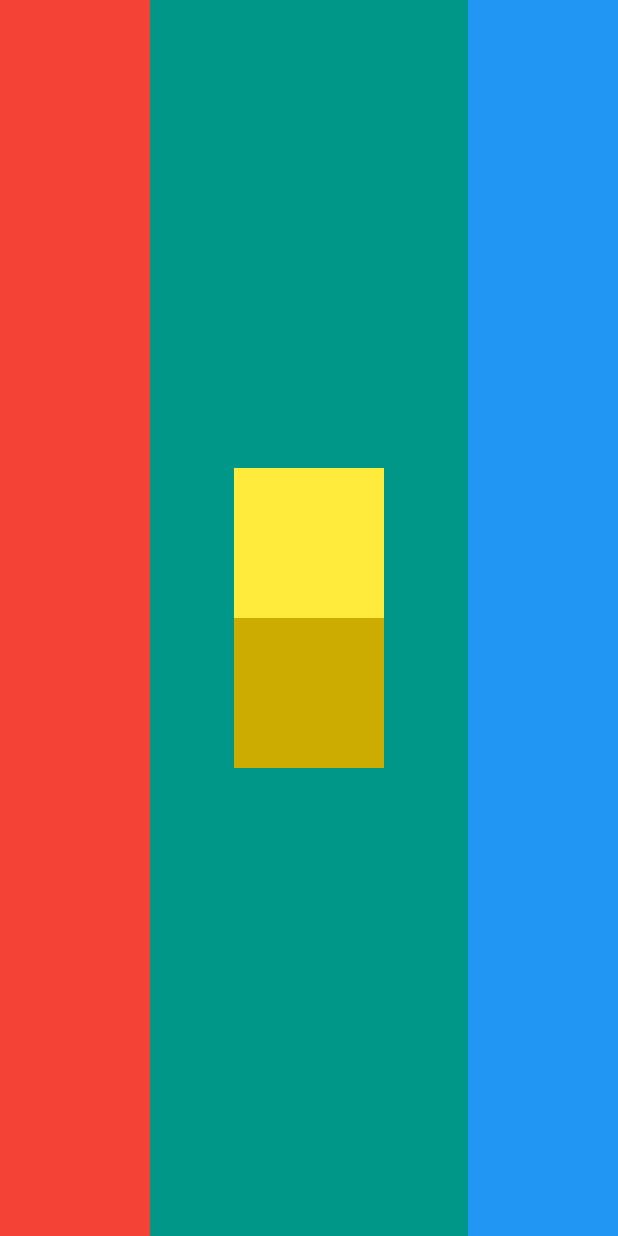
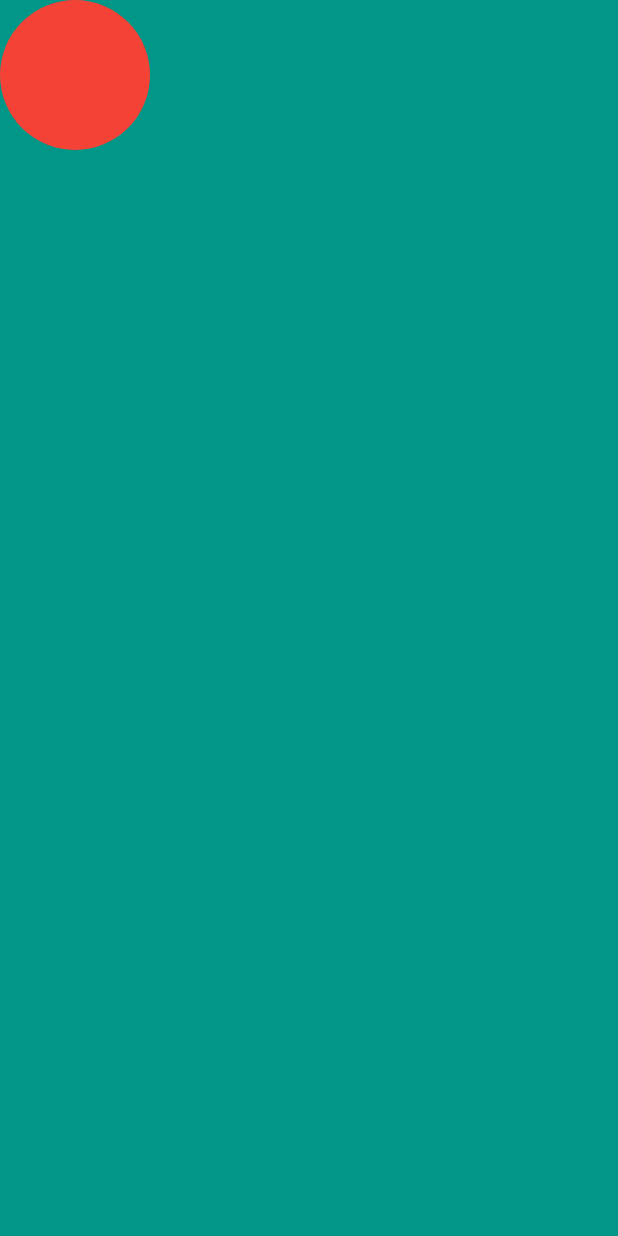
Before and after one commit to AndresLince/my_card_flutter, a Flutter app: the screen it shows after launch, on a phone screen of 412 x 824 dp. Run offline on Flutter 3.47's test engine with Material 2 defaults, Android fonts, the phone set to English and light mode, and no system bars.

Commit message:
Add image WIP

```diff
--- a/lib/main.dart
+++ b/lib/main.dart
@@ -8,45 +8,15 @@ class MyApp extends StatelessWidget {
   @override
   Widget build(BuildContext context) {
     // TODO: implement build
-    return MaterialApp(
+    return const MaterialApp(
         home: Scaffold(
       backgroundColor: Colors.teal,
       body: SafeArea(
-        child: Row(
-          mainAxisAlignment: MainAxisAlignment.end,
-          crossAxisAlignment: CrossAxisAlignment.stretch,
+        child: Column(
           children: [
-            Expanded(
-              child: Container(
-
-                color: Colors.red,
-              ),
-            ),
-            const SizedBox(
-              width: 56,
-            ),
-            Column(
-              mainAxisAlignment: MainAxisAlignment.center,
-              children: [
-                Container(
-                  height: 100,
-                  width: 100,
-                  color: Colors.yellow,
-                ),
-                Container(
-                  height: 100,
-                  width: 100,
-                  color: const Color(0xffCCAC00),
-                )
-              ],
-            ),
-            const SizedBox(
-              width: 56,
-            ),
-            Container(
-              height: 100,
-              width: 100,
-              color: Colors.blue
+            CircleAvatar(
+              radius: 50,
+              backgroundColor: Colors.red,
             )
           ],
         ),
```
